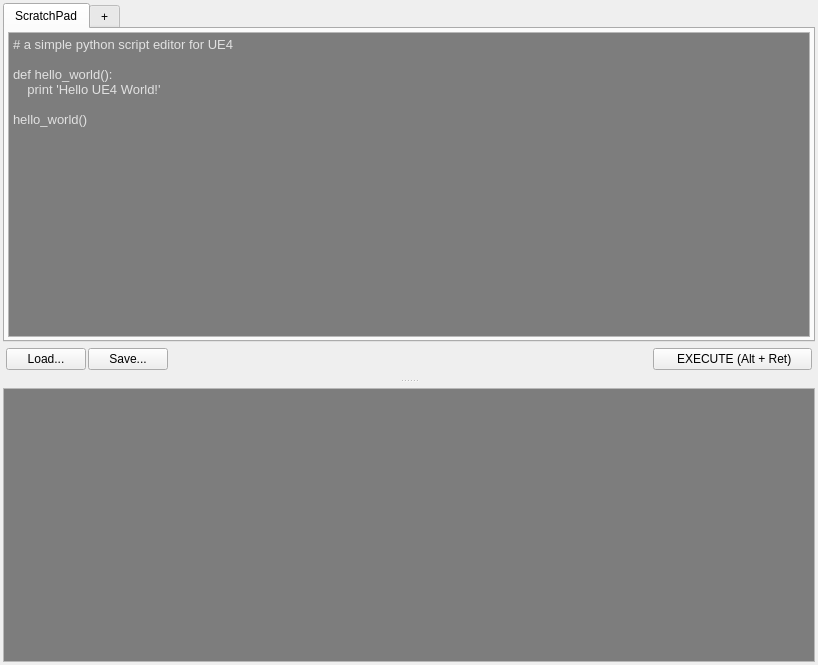
This is scriptWrangler.ui in chrisevans3d/scriptWrangler as Qt 5 draws it before an edit. The edited form follows.
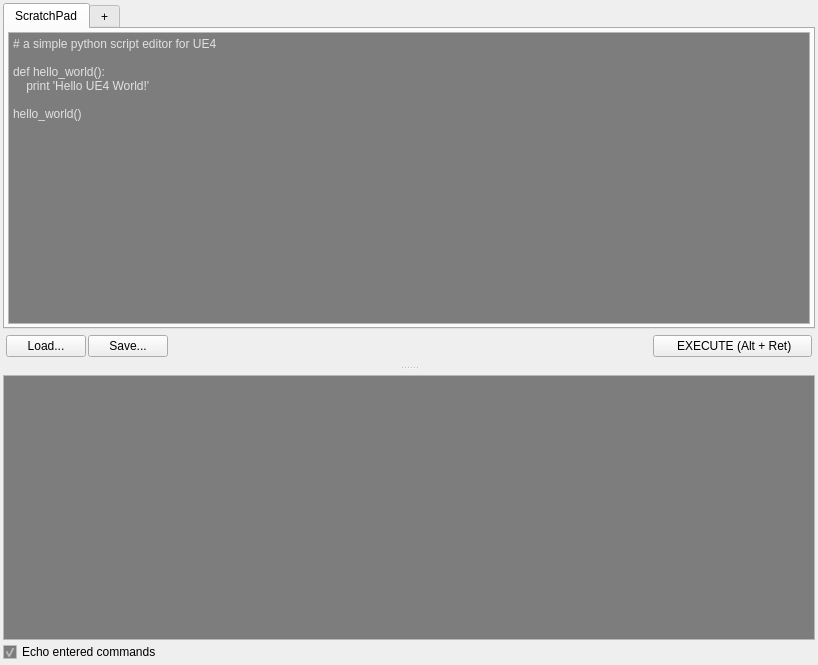
This is the edited form.

Commit message: Forced disable-word wrap, added MMB click on tabs to close

```diff
--- a/scriptWrangler.ui
+++ b/scriptWrangler.ui
@@ -104,7 +104,7 @@
      <property name="handleWidth">
       <number>15</number>
      </property>
-     <widget class="QWidget" name="">
+     <widget class="QWidget" name="layoutWidget">
       <layout class="QVBoxLayout" name="verticalLayout_2">
        <property name="spacing">
         <number>3</number>
@@ -127,13 +127,6 @@
            </property>
            <item>
             <widget class="QPlainTextEdit" name="script_TEXT">
-             <property name="font">
-              <font>
-               <pointsize>10</pointsize>
-               <weight>50</weight>
-               <bold>false</bold>
-              </font>
-             </property>
              <property name="lineWrapMode">
               <enum>QPlainTextEdit::NoWrap</enum>
              </property>
@@ -206,7 +199,21 @@
        </item>
       </layout>
      </widget>
-     <widget class="QTextBrowser" name="terminal"/>
+     <widget class="QTextBrowser" name="terminal">
+      <property name="lineWrapMode">
+       <enum>QTextEdit::NoWrap</enum>
+      </property>
+     </widget>
+    </widget>
+   </item>
+   <item>
+    <widget class="QCheckBox" name="echo_commands_CHK">
+     <property name="text">
+      <string>Echo entered commands</string>
+     </property>
+     <property name="checked">
+      <bool>true</bool>
+     </property>
     </widget>
    </item>
   </layout>
```
Left out of the diff: 4 changed lines with no effect on the pictures. The commit also changes 1 other file.
